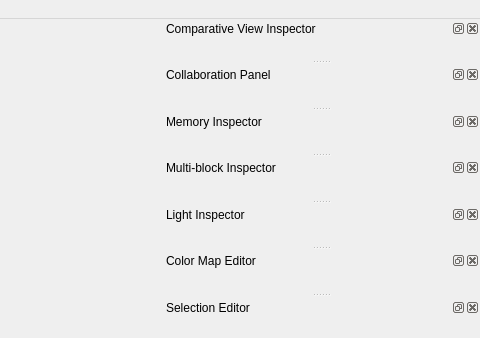
This is Clients/ParaView/ParaViewMainWindow.ui in Kitware/ParaView as Qt 5 draws it before an edit; both pictures show x 672 to 1152 and y 0 to 338 of the 1152 by 762 pixel window. The edited form follows.
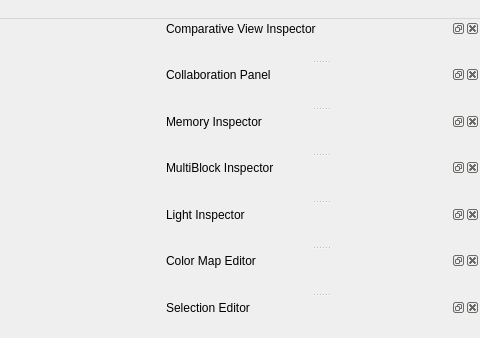
This is the edited form. Icons and pictures are not drawn. Custom widgets are drawn as their Qt base class.

Patch:
```diff
--- a/Clients/ParaView/ParaViewMainWindow.ui
+++ b/Clients/ParaView/ParaViewMainWindow.ui
@@ -241,7 +241,7 @@
     <set>Qt::LeftDockWidgetArea|Qt::RightDockWidgetArea</set>
    </property>
    <property name="windowTitle">
-    <string>Multi-block Inspector</string>
+    <string>MultiBlock Inspector</string>
    </property>
    <attribute name="dockWidgetArea">
     <number>2</number>
```
